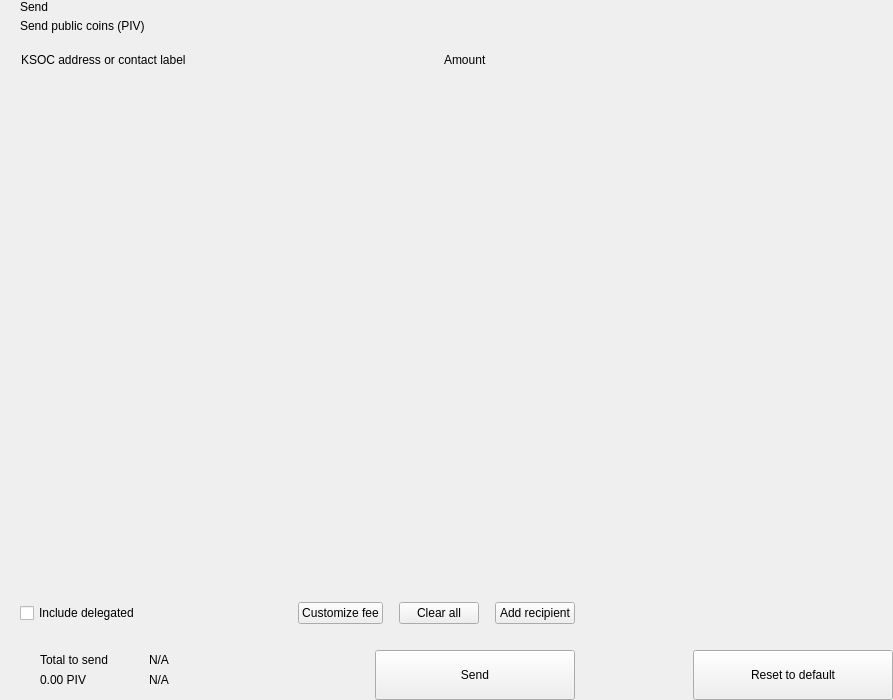
The window that src/qt/ksoc/forms/send.ui (ksocsports/ksoc) describes before a commit, drawn with Qt 5.
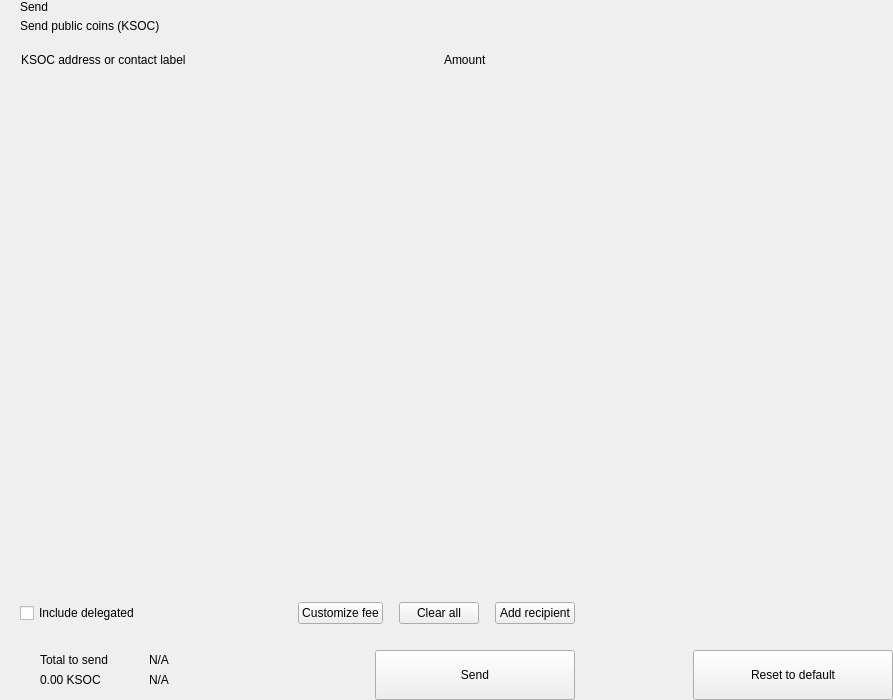
The same window after the commit. Custom widgets are drawn as their Qt base class.

```diff
--- a/src/qt/ksoc/forms/send.ui
+++ b/src/qt/ksoc/forms/send.ui
@@ -81,7 +81,7 @@
             <item>
              <widget class="QLabel" name="labelSubtitle1">
               <property name="text">
-               <string>Send public coins (PIV)</string>
+               <string>Send public coins (KSOC)</string>
               </property>
              </widget>
             </item>
@@ -464,7 +464,7 @@
                      <item>
                       <widget class="QLabel" name="labelAmountSend">
                        <property name="text">
-                        <string notr="true">0.00 PIV</string>
+                        <string notr="true">0.00 KSOC</string>
                        </property>
                       </widget>
                      </item>
```
